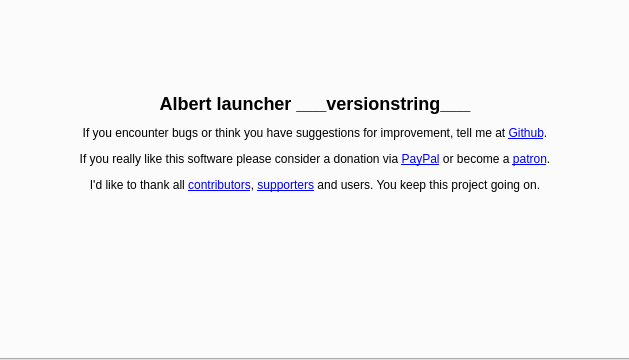
Above: lib/albertcore/src/core/settingswidget/settingswidget.ui from albertlauncher/albert before the change; both pictures show x 85 to 714 and y 120 to 480 of the 800 by 480 pixel window. Below: the same form after it.
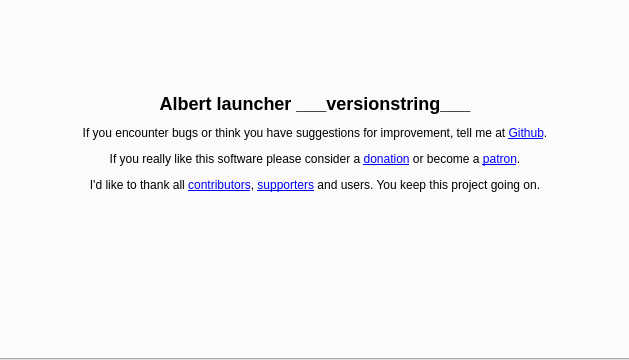
That is the form after the change. The open tabs and pages were chosen to show the change. Icons and pictures are not drawn. Custom widgets are drawn as their Qt base class.

Commit message: Update donation link

Patch:
```diff
--- a/lib/albertcore/src/core/settingswidget/settingswidget.ui
+++ b/lib/albertcore/src/core/settingswidget/settingswidget.ui
@@ -372,7 +372,7 @@
 &lt;body&gt;
 &lt;h2&gt;Albert launcher ___versionstring___&lt;/h2&gt;
 &lt;p&gt;If you encounter bugs or think you have suggestions for improvement, tell me at &lt;a href=&quot;https://github.com/albertlauncher/albert/issues&quot;&gt;Github&lt;/a&gt;.&lt;/p&gt;
-&lt;p&gt;If you really like this software please consider a donation via &lt;a href=&quot;https://www.paypal.com/cgi-bin/webscr?cmd=_s-xclick&amp;amp;hosted_button_id=W74BQPKPGNSNC&quot;&gt;PayPal&lt;/a&gt; or become a &lt;a href=&quot;https://www.patreon.com/albertlauncher&quot;&gt;patron&lt;/a&gt;.&lt;/p&gt;
+&lt;p&gt;If you really like this software please consider a &lt;a href=&quot;https://albertlauncher.github.io/docs/donation/&quot;&gt;donation&lt;/a&gt; or become a &lt;a href=&quot;https://www.patreon.com/albertlauncher&quot;&gt;patron&lt;/a&gt;.&lt;/p&gt;
 &lt;p&gt;I'd like to thank all &lt;a href=&quot;https://github.com/albertlauncher/albert/graphs/contributors&quot;&gt;contributors&lt;/a&gt;, &lt;a href=&quot;https://albertlauncher.github.io/docs/contributing/#supporters&quot;&gt;supporters&lt;/a&gt; and users. You keep this project going on.&lt;/p&gt;
 &lt;/body&gt;
 &lt;/html&gt;</string>
```
